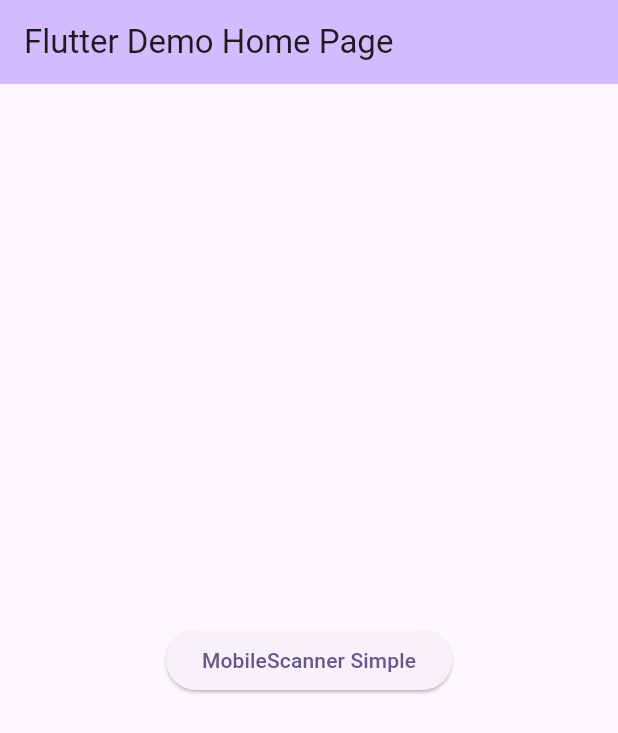
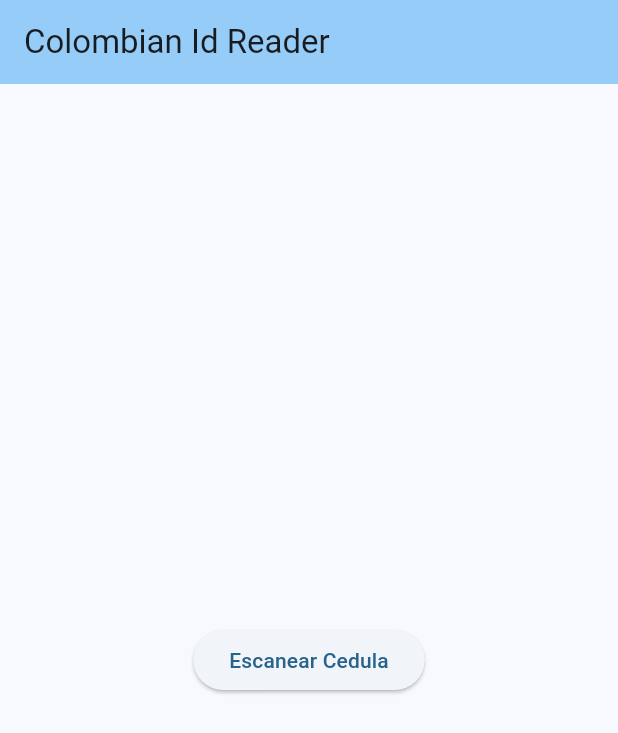
Before and after one commit to adandaa/ColombianIdReader, a Flutter app: the screen it shows after launch, on a phone screen of 412 x 824 dp. Shown: the top 733 px of the screen. Run offline on Flutter 3.47's test engine with Material 3 defaults, Android fonts, the phone set to English and light mode, and no system bars; missing offline and left inert: mobile_scanner.

Commit message:
(FEAT): Color updare

```diff
--- a/lib/main.dart
+++ b/lib/main.dart
@@ -12,10 +12,10 @@
     return MaterialApp(
       title: 'Flutter Demo',
       theme: ThemeData(
-        colorScheme: ColorScheme.fromSeed(seedColor: Colors.deepPurple),
+        colorScheme: ColorScheme.fromSeed(seedColor: Colors.lightBlue),
         useMaterial3: true,
       ),
-      home: const MyHomePage(title: 'Flutter Demo Home Page'),
+      home: const MyHomePage(title: 'Colombian Id Reader'),
     );
   }
 }
@@ -62,7 +62,7 @@
           children: <Widget>[
             _buildItem(
               context,
-              'MobileScanner Simple',
+              'Escanear Cedula',
               const BarcodeScannerSimple(),
             ),
           ],
```
